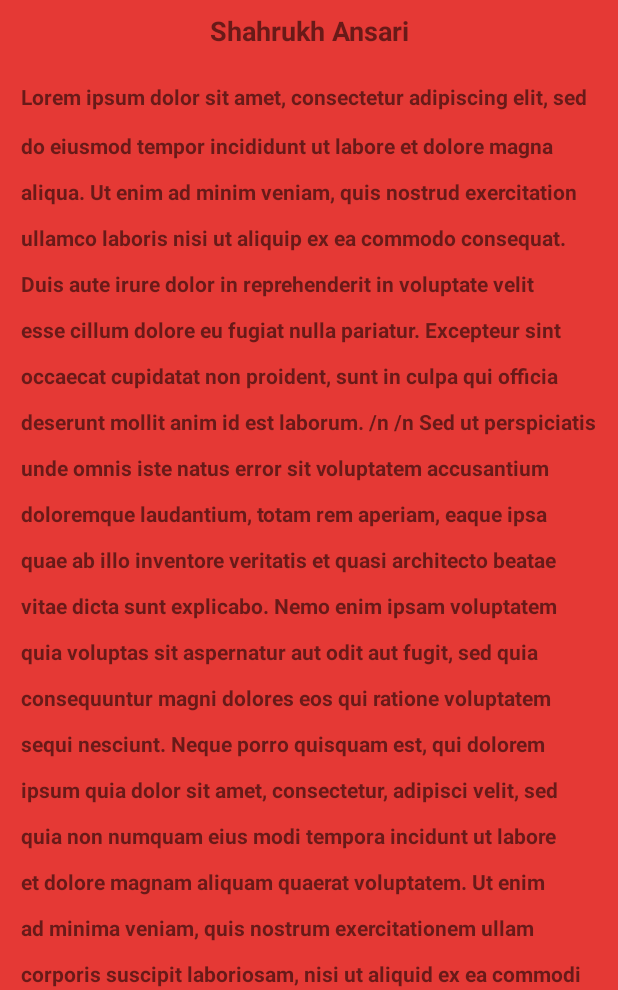
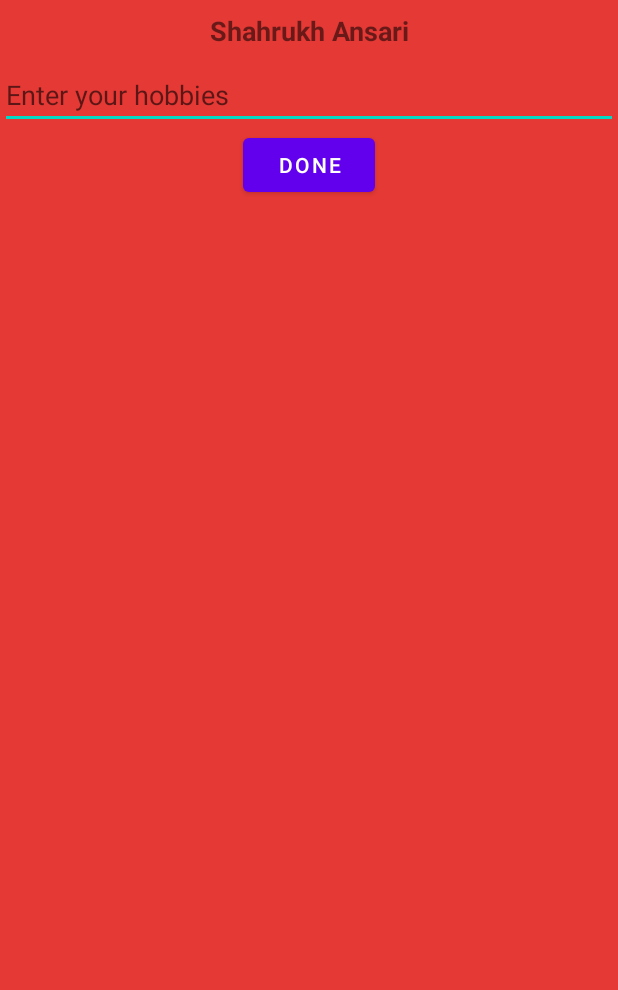
Before and after one commit to Shahrukh1505/Bio, an Android app: the screen it shows after launch (MainActivity), on a phone screen of 412 x 824 dp, the part 246-1236 px from its top. Run offline under Robolectric (Android 15) with nearby library versions, the phone set to English and light mode, and no system bars; our stand-ins replace data binding; Roboto replaces fonts that are not available here.

Commit message:
dataBinding chamges

```diff
--- a/AndroidStudioProjects/Bio/app/build.gradle
+++ b/AndroidStudioProjects/Bio/app/build.gradle
@@ -26,6 +26,9 @@ android {
         sourceCompatibility JavaVersion.VERSION_1_8
         targetCompatibility JavaVersion.VERSION_1_8
     }
+    buildFeatures {
+        dataBinding true
+    }
 }
 
 dependencies {
--- a/AndroidStudioProjects/Bio/app/src/main/java/com/example/bio/MainActivity.java
+++ b/AndroidStudioProjects/Bio/app/src/main/java/com/example/bio/MainActivity.java
@@ -1,14 +1,47 @@
 package com.example.bio;
 
 import androidx.appcompat.app.AppCompatActivity;
+import androidx.databinding.DataBindingUtil;
 
+import android.content.Context;
 import android.os.Bundle;
+import android.view.View;
+import android.view.inputmethod.InputMethod;
+import android.view.inputmethod.InputMethodManager;
+import android.widget.EditText;
+import android.widget.TextView;
+
+import com.example.bio.databinding.ActivityMainBinding;
 
 public class MainActivity extends AppCompatActivity {
-
+    private ActivityMainBinding binding;
+private EditText enterHobbies;
+private TextView hobbies;
     @Override
     protected void onCreate(Bundle savedInstanceState) {
         super.onCreate(savedInstanceState);
-        setContentView(R.layout.activity_main);
+//        setContentView(R.layout.activity_main);
+//
+//        enterHobbies = findViewById(R.id.hobbies);
+//        hobbies = findViewById(R.id.hobbiesText);
+        binding = DataBindingUtil.setContentView(this,R.layout.activity_main);
+   binding.done.setOnClickListener(new View.OnClickListener() {
+       @Override
+       public void onClick(View v) {
+           addHobbies(v);
+       }
+   });
+    }
+
+    public void addHobbies(View view) {
+        binding.hobbiesText.setText("Hobbies: %s" + binding.hobbies.getText().toString().trim());
+binding.hobbies.setVisibility(View.VISIBLE);
+binding.invalidateAll();
+//        hobbies.setText("Hobbies: %s" + enterHobbies.getText().toString().trim());
+//hobbies.setVisibility(View.VISIBLE);
+
+//hide keyboard
+        InputMethodManager inputMethodManager = (InputMethodManager)getSystemService(Context.INPUT_METHOD_SERVICE);
+        inputMethodManager.hideSoftInputFromWindow(view.getWindowToken(),0);
     }
 }
--- a/AndroidStudioProjects/Bio/app/src/main/res/layout/activity_main.xml
+++ b/AndroidStudioProjects/Bio/app/src/main/res/layout/activity_main.xml
@@ -1,7 +1,9 @@
 <?xml version="1.0" encoding="utf-8"?>
-<androidx.appcompat.widget.LinearLayoutCompat xmlns:android="http://schemas.android.com/apk/res/android"
+<layout
+    xmlns:android="http://schemas.android.com/apk/res/android"
     xmlns:app="http://schemas.android.com/apk/res-auto"
-    xmlns:tools="http://schemas.android.com/tools"
+    xmlns:tools="http://schemas.android.com/tools">
+    <androidx.appcompat.widget.LinearLayoutCompat
         android:layout_width="match_parent"
         android:layout_height="match_parent"
         android:background="#E53935"
@@ -9,12 +11,13 @@
         tools:context=".MainActivity">
 
         <ImageView
-        android:id="@+id/imageView2"
+            android:id="@+id/imageView"
             android:layout_width="wrap_content"
             android:layout_height="wrap_content"
             android:layout_gravity="center"
             android:background="#E53935"
-        app:srcCompat="@drawable/ic_launcher_foreground" />
+            app:srcCompat="@drawable/ic_launcher_foreground"
+            android:contentDescription="@string/image_description" />
 
         <TextView
             android:id="@+id/textView"
@@ -24,6 +27,31 @@
             android:gravity="center"
             android:text="@string/name"
             style="@style/nameStyle" />
+
+        <EditText
+            android:id="@+id/hobbies"
+            android:layout_width="match_parent"
+            android:layout_height="wrap_content"
+            android:ems="10"
+            android:hint="@string/hobby_hint_text"
+            android:inputType="textPersonName"
+            android:autofillHints="@string/auto_fill_hints" />
+
+        <Button
+            android:id="@+id/done"
+            android:layout_width="wrap_content"
+            android:layout_height="wrap_content"
+            android:layout_gravity="center"
+
+            android:text="@string/button_text"
+            />
+
+        <TextView
+            android:id="@+id/hobbiesText"
+            style="@style/generalStyle"
+            android:layout_width="match_parent"
+            android:layout_height="wrap_content"
+            android:visibility="gone" />
 
         <ScrollView
             android:layout_width="match_parent"
@@ -36,6 +64,9 @@
                 android:fontFamily="@font/bigelow_rules"
                 android:lineSpacingMultiplier="1.9"
                 android:text="@string/my_bio"
-            android:textStyle="bold" />
+                android:textStyle="bold"
+                android:visibility="invisible" />
         </ScrollView>
     </androidx.appcompat.widget.LinearLayoutCompat>
+
+</layout>
--- a/AndroidStudioProjects/Bio/app/src/main/res/values/strings.xml
+++ b/AndroidStudioProjects/Bio/app/src/main/res/values/strings.xml
@@ -6,4 +6,9 @@
         Excepteur sint occaecat cupidatat non proident, sunt in culpa qui officia deserunt mollit anim id est laborum.
     /n /n Sed ut perspiciatis unde omnis iste natus error sit voluptatem accusantium doloremque laudantium, totam rem aperiam, eaque ipsa quae ab illo inventore veritatis et quasi architecto beatae vitae dicta sunt explicabo.
         Nemo enim ipsam voluptatem quia voluptas sit aspernatur aut odit aut fugit, sed quia consequuntur magni dolores eos qui ratione voluptatem sequi nesciunt. Neque porro quisquam est, qui dolorem ipsum quia dolor sit amet, consectetur, adipisci velit, sed quia non numquam eius modi tempora incidunt ut labore et dolore magnam aliquam quaerat voluptatem. Ut enim ad minima veniam, quis nostrum exercitationem ullam corporis suscipit laboriosam, nisi ut aliquid ex ea commodi consequatur? Quis autem vel eum iure reprehenderit qui in ea voluptate velit esse quam nihil molestiae consequatur, vel illum qui dolorem eum fugiat quo voluptas nulla pariatur?</string>
+    <string name="hobby_hint_text">Enter your hobbies</string>
+    <string name="button_text">DONE</string>
+    <string name="image_description">Android robot image</string>
+    <string name="auto_fill_hints">classical guitar</string>
+
 </resources>
```
Lines whose indentation alone changed are shown as unchanged.
